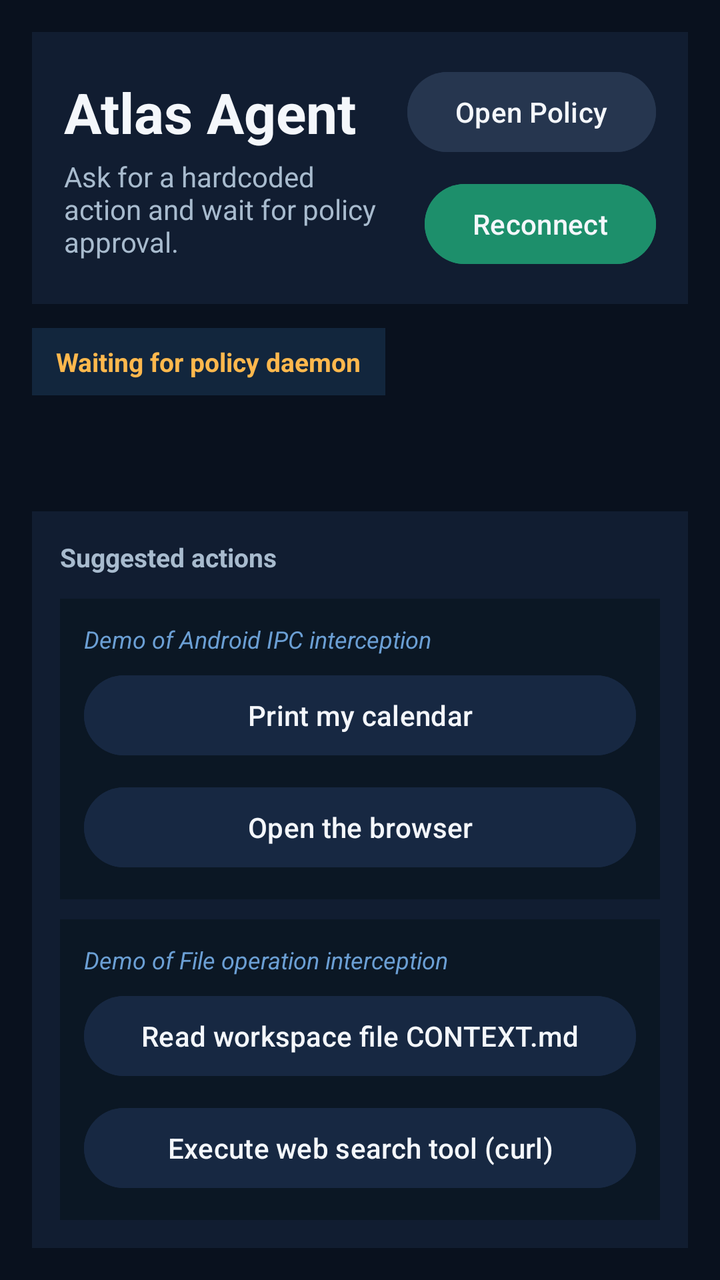
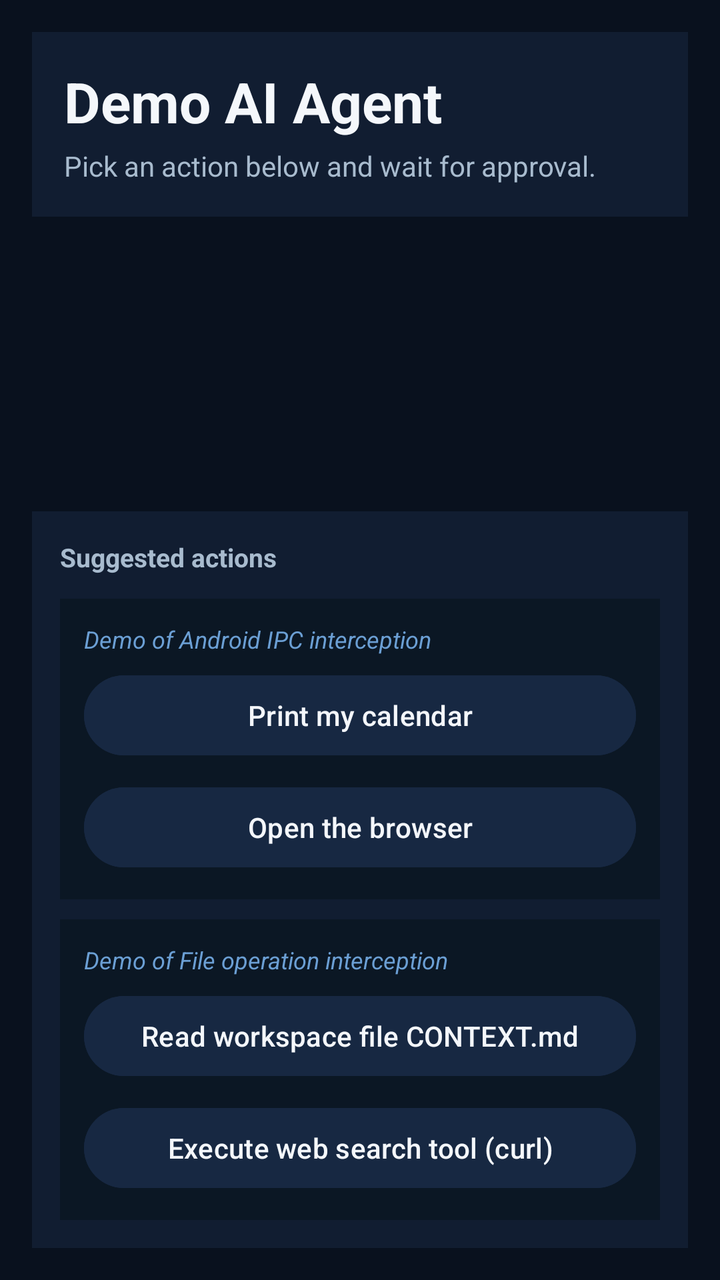

Before-and-after screenshots of an Android layout around one commit, followed by the original layout XML and the change that was made.
<!-- AndroidManifest.xml: application theme Theme.SeccompDemo -->
<!-- res/layout/activity_main.xml -->
<?xml version="1.0" encoding="utf-8"?>
<LinearLayout xmlns:android="http://schemas.android.com/apk/res/android"
    android:layout_width="match_parent"
    android:layout_height="match_parent"
    android:background="#09111E"
    android:orientation="vertical"
    android:padding="16dp">

    <LinearLayout
        android:layout_width="match_parent"
        android:layout_height="wrap_content"
        android:background="#111D31"
        android:gravity="center_vertical"
        android:orientation="horizontal"
        android:padding="16dp">

        <LinearLayout
            android:layout_width="0dp"
            android:layout_height="wrap_content"
            android:layout_weight="1"
            android:orientation="vertical">

            <TextView
                android:layout_width="wrap_content"
                android:layout_height="wrap_content"
                android:text="Atlas Agent"
                android:textColor="#F4F7FB"
                android:textSize="28sp"
                android:textStyle="bold" />

            <TextView
                android:layout_width="wrap_content"
                android:layout_height="wrap_content"
                android:layout_marginTop="4dp"
                android:text="Ask for a hardcoded action and wait for policy approval."
                android:textColor="#A8BBCE"
                android:textSize="14sp" />
        </LinearLayout>

        <LinearLayout
            android:layout_width="wrap_content"
            android:layout_height="wrap_content"
            android:gravity="end"
            android:orientation="vertical">

            <Button
                android:id="@+id/openDaemonButton"
                android:layout_width="wrap_content"
                android:layout_height="wrap_content"
                android:backgroundTint="#26364F"
                android:text="Open Policy"
                android:textAllCaps="false"
                android:textColor="#F4F7FB" />

            <Button
                android:id="@+id/bindDaemonButton"
                android:layout_width="wrap_content"
                android:layout_height="wrap_content"
                android:layout_marginTop="8dp"
                android:backgroundTint="#1D8F6B"
                android:text="Reconnect"
                android:textAllCaps="false"
                android:textColor="#F4F7FB" />
        </LinearLayout>
    </LinearLayout>

    <TextView
        android:id="@+id/connectionStatusText"
        android:layout_width="wrap_content"
        android:layout_height="wrap_content"
        android:layout_marginTop="12dp"
        android:background="#12263D"
        android:paddingLeft="12dp"
        android:paddingTop="8dp"
        android:paddingRight="12dp"
        android:paddingBottom="8dp"
        android:text="Waiting for policy daemon"
        android:textColor="#FFB84D"
        android:textSize="13sp"
        android:textStyle="bold" />

    <androidx.core.widget.NestedScrollView
        android:id="@+id/chatScroll"
        android:layout_width="match_parent"
        android:layout_height="0dp"
        android:layout_marginTop="14dp"
        android:layout_weight="1"
        android:clipToPadding="false"
        android:paddingBottom="8dp">

        <LinearLayout
            android:id="@+id/chatContainer"
            android:layout_width="match_parent"
            android:layout_height="wrap_content"
            android:orientation="vertical" />
    </androidx.core.widget.NestedScrollView>

    <LinearLayout
        android:id="@+id/responseCard"
        android:layout_width="match_parent"
        android:layout_height="wrap_content"
        android:layout_marginTop="10dp"
        android:background="#111D31"
        android:orientation="vertical"
        android:padding="14dp"
        android:visibility="gone">

        <TextView
            android:id="@+id/responseTitleText"
            android:layout_width="wrap_content"
            android:layout_height="wrap_content"
            android:text="Response"
            android:textColor="#9FE870"
            android:textSize="14sp"
            android:textStyle="bold" />

        <TextView
            android:id="@+id/responseText"
            android:layout_width="match_parent"
            android:layout_height="wrap_content"
            android:layout_marginTop="8dp"
            android:background="#0C1525"
            android:fontFamily="monospace"
            android:padding="12dp"
            android:textColor="#E8F1FF"
            android:textSize="13sp" />
    </LinearLayout>

    <LinearLayout
        android:layout_width="match_parent"
        android:layout_height="wrap_content"
        android:layout_marginTop="14dp"
        android:background="#111D31"
        android:orientation="vertical"
        android:padding="14dp">

        <TextView
            android:layout_width="wrap_content"
            android:layout_height="wrap_content"
            android:text="Suggested actions"
            android:textColor="#A8BBCE"
            android:textSize="13sp"
            android:textStyle="bold" />

        <LinearLayout
            android:layout_width="match_parent"
            android:layout_height="wrap_content"
            android:layout_marginTop="12dp"
            android:background="#0B1724"
            android:orientation="vertical"
            android:padding="12dp">

            <TextView
                android:layout_width="wrap_content"
                android:layout_height="wrap_content"
                android:text="Demo of Android IPC interception"
                android:textColor="#6B9FD4"
                android:textSize="12sp"
                android:textStyle="italic" />

            <Button
                android:id="@+id/calendarActionButton"
                android:layout_width="match_parent"
                android:layout_height="wrap_content"
                android:layout_marginTop="6dp"
                android:backgroundTint="#172842"
                android:enabled="false"
                android:text="Print my calendar"
                android:textAllCaps="false"
                android:textColor="#F4F7FB" />

            <Button
                android:id="@+id/browserActionButton"
                android:layout_width="match_parent"
                android:layout_height="wrap_content"
                android:layout_marginTop="8dp"
                android:backgroundTint="#172842"
                android:enabled="false"
                android:text="Open the browser"
                android:textAllCaps="false"
                android:textColor="#F4F7FB" />
        </LinearLayout>

        <LinearLayout
            android:layout_width="match_parent"
            android:layout_height="wrap_content"
            android:layout_marginTop="10dp"
            android:background="#0B1724"
            android:orientation="vertical"
            android:padding="12dp">

            <TextView
                android:layout_width="wrap_content"
                android:layout_height="wrap_content"
                android:text="Demo of File operation interception"
                android:textColor="#6B9FD4"
                android:textSize="12sp"
                android:textStyle="italic" />

            <Button
                android:id="@+id/readContextActionButton"
                android:layout_width="match_parent"
                android:layout_height="wrap_content"
                android:layout_marginTop="6dp"
                android:backgroundTint="#172842"
                android:enabled="false"
                android:text="Read workspace file CONTEXT.md"
                android:textAllCaps="false"
                android:textColor="#F4F7FB" />

            <Button
                android:id="@+id/execCurlActionButton"
                android:layout_width="match_parent"
                android:layout_height="wrap_content"
                android:layout_marginTop="8dp"
                android:backgroundTint="#172842"
                android:enabled="false"
                android:text="Execute web search tool (curl)"
                android:textAllCaps="false"
                android:textColor="#F4F7FB" />
        </LinearLayout>
    </LinearLayout>
</LinearLayout>
<!-- resources referenced by this layout -->
<resources>
  <style name="Theme.SeccompDemo" parent="Theme.Material3.DayNight.NoActionBar">
          <item name="android:statusBarColor" tools:targetApi="l">#101820</item>
      </style>
</resources>

<!-- the commit's change to res/layout/activity_main.xml (unified diff, before → after) -->
@@ -10,74 +10,25 @@
         android:layout_width="match_parent"
         android:layout_height="wrap_content"
         android:background="#111D31"
-        android:gravity="center_vertical"
-        android:orientation="horizontal"
+        android:orientation="vertical"
         android:padding="16dp">
 
-        <LinearLayout
-            android:layout_width="0dp"
-            android:layout_height="wrap_content"
-            android:layout_weight="1"
-            android:orientation="vertical">
-
-            <TextView
-                android:layout_width="wrap_content"
-                android:layout_height="wrap_content"
-                android:text="Atlas Agent"
-                android:textColor="#F4F7FB"
-                android:textSize="28sp"
-                android:textStyle="bold" />
-
-            <TextView
-                android:layout_width="wrap_content"
-                android:layout_height="wrap_content"
-                android:layout_marginTop="4dp"
-                android:text="Ask for a hardcoded action and wait for policy approval."
-                android:textColor="#A8BBCE"
-                android:textSize="14sp" />
-        </LinearLayout>
-
-        <LinearLayout
+        <TextView
             android:layout_width="wrap_content"
             android:layout_height="wrap_content"
-            android:gravity="end"
-            android:orientation="vertical">
+            android:text="Demo AI Agent"
+            android:textColor="#F4F7FB"
+            android:textSize="28sp"
+            android:textStyle="bold" />
 
-            <Button
-                android:id="@+id/openDaemonButton"
-                android:layout_width="wrap_content"
-                android:layout_height="wrap_content"
-                android:backgroundTint="#26364F"
-                android:text="Open Policy"
-                android:textAllCaps="false"
-                android:textColor="#F4F7FB" />
-
-            <Button
-                android:id="@+id/bindDaemonButton"
-                android:layout_width="wrap_content"
-                android:layout_height="wrap_content"
-                android:layout_marginTop="8dp"
-                android:backgroundTint="#1D8F6B"
-                android:text="Reconnect"
-                android:textAllCaps="false"
-                android:textColor="#F4F7FB" />
-        </LinearLayout>
+        <TextView
+            android:layout_width="wrap_content"
+            android:layout_height="wrap_content"
+            android:layout_marginTop="4dp"
+            android:text="Pick an action below and wait for approval."
+            android:textColor="#A8BBCE"
+            android:textSize="14sp" />
     </LinearLayout>
-
-    <TextView
-        android:id="@+id/connectionStatusText"
-        android:layout_width="wrap_content"
-        android:layout_height="wrap_content"
-        android:layout_marginTop="12dp"
-        android:background="#12263D"
-        android:paddingLeft="12dp"
-        android:paddingTop="8dp"
-        android:paddingRight="12dp"
-        android:paddingBottom="8dp"
-        android:text="Waiting for policy daemon"
-        android:textColor="#FFB84D"
-        android:textSize="13sp"
-        android:textStyle="bold" />
 
     <androidx.core.widget.NestedScrollView
         android:id="@+id/chatScroll"
